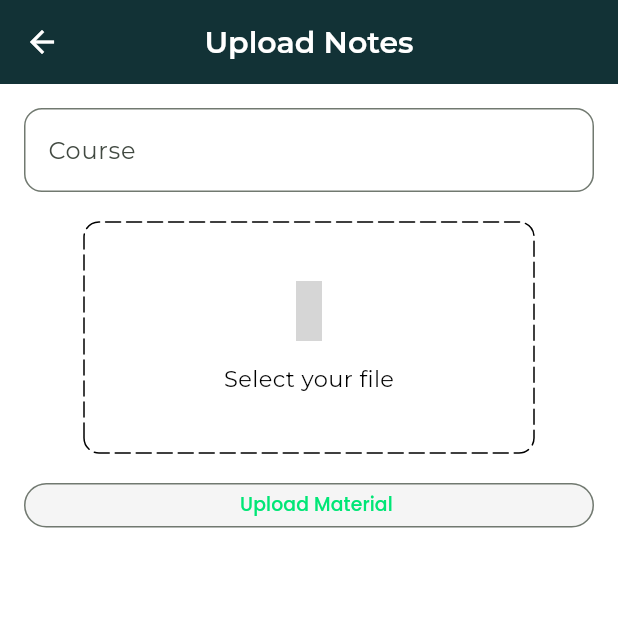
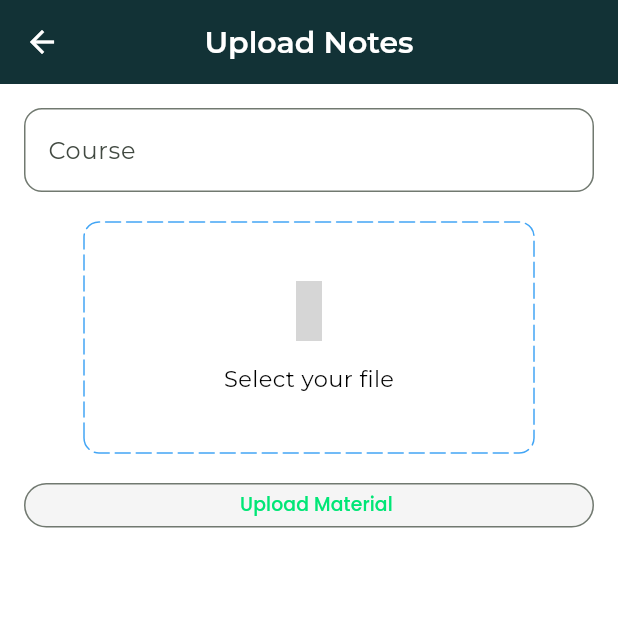
Before and after one commit to KanyantaM/reviza, a Flutter app: the UploadPdfView screen opened directly with empty values, on a phone screen of 412 x 824 dp, the top half of it. Run offline on Flutter 3.47's test engine with Material 3 defaults, Android fonts, the light colour scheme and no system bars; drawn by our look-alikes of dotted_border; our stand-ins replace animate_do, banner_carousel, bloc, cloud_firestore, dio, equatable and 20 more; missing offline and left inert: flow_builder, flutter_highlighter, flutter_math_fork, flutter_pdfview; accounts and stored records are empty; grey boxes are pictures that could not be loaded.

Commit message:
giving the  border

```diff
--- a/flutter_app/lib/features/upload_pdf/view/upload_pdf_view.dart
+++ b/flutter_app/lib/features/upload_pdf/view/upload_pdf_view.dart
@@ -127,7 +127,7 @@
                             radius: const Radius.circular(10),
                             dashPattern: const [10, 4],
                             strokeCap: StrokeCap.round,
-                            // color: Colors.blue.shade400,
+                            color: Colors.blue.shade400,
                             child: Container(
                               width: double.infinity,
                               height: 150,
```
